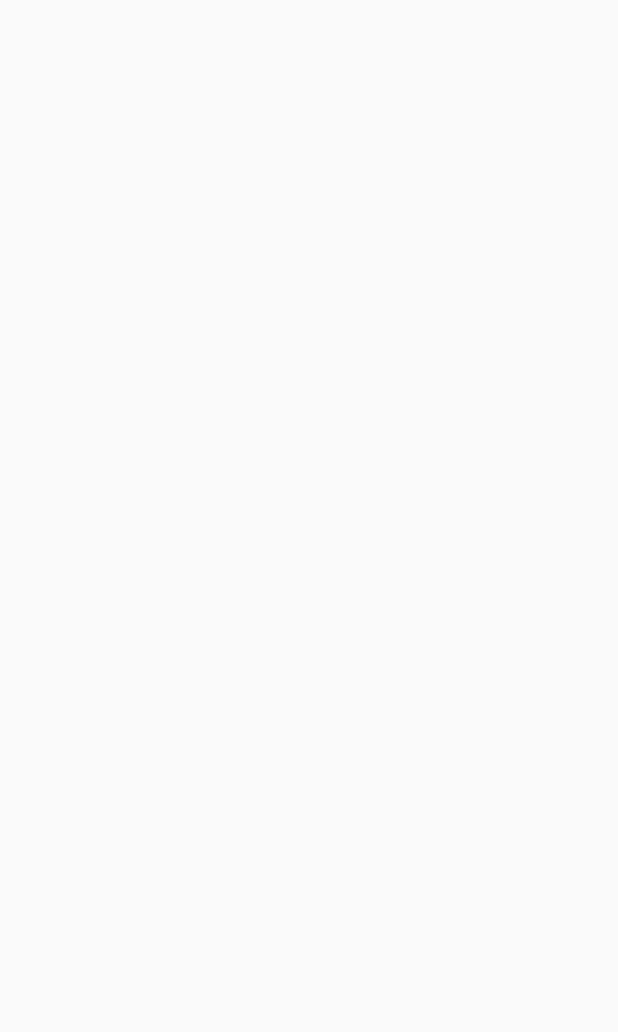
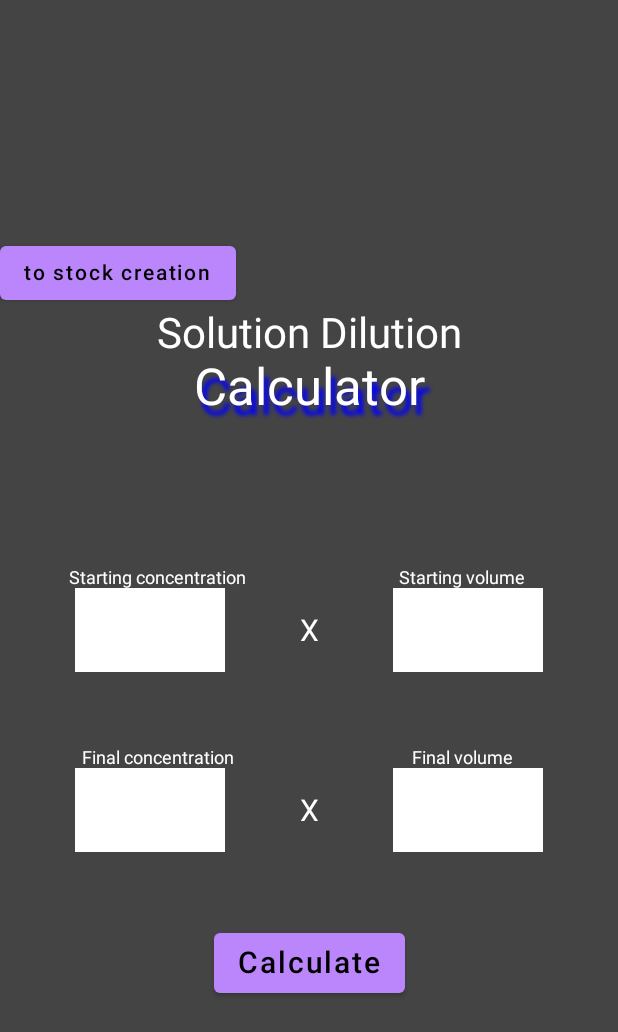
Before and after one commit to CH405-6URU/c1v1c2v2, an Android app built with Jetpack Compose: the screen it shows after launch (MainActivity), on a phone screen of 412 x 824 dp. Before the commit the part shown is empty. Shown: the top 1032 px of the screen. Run offline under Robolectric (Android 15) with nearby library versions, the phone set to English and light mode, and no system bars.

Commit message:
Version 2

```diff
--- a/app/build.gradle
+++ b/app/build.gradle
@@ -54,6 +54,8 @@ dependencies {
     implementation "androidx.compose.ui:ui:$compose_ui_version"
     implementation "androidx.compose.ui:ui-tooling-preview:$compose_ui_version"
     implementation 'androidx.compose.material:material:1.2.0'
+    implementation "androidx.navigation:navigation-compose:2.5.3"
+
     testImplementation 'junit:junit:4.13.2'
     androidTestImplementation 'androidx.test.ext:junit:1.1.5'
     androidTestImplementation 'androidx.test.espresso:espresso-core:3.5.1'
--- a/app/src/main/java/com/example/c1v1c2v2/DilutionScreen.kt
+++ b/app/src/main/java/com/example/c1v1c2v2/DilutionScreen.kt
@@ -6,6 +6,7 @@ import androidx.compose.foundation.layout.*
 import androidx.compose.foundation.shape.RoundedCornerShape
 import androidx.compose.foundation.text.KeyboardOptions
 import androidx.compose.material.Button
+import androidx.compose.material.ButtonDefaults
 import androidx.compose.material.Text
 import androidx.compose.material.TextField
 import androidx.compose.runtime.*
@@ -17,11 +18,15 @@ import androidx.compose.ui.graphics.Shadow
 import androidx.compose.ui.platform.LocalContext
 import androidx.compose.ui.text.TextStyle
 import androidx.compose.ui.text.input.KeyboardType
+import androidx.compose.ui.tooling.preview.Preview
 import androidx.compose.ui.unit.dp
 import androidx.compose.ui.unit.sp
+import androidx.navigation.NavController
+import androidx.navigation.compose.rememberNavController
+import com.example.c1v1c2v2.ui.theme.C1v1c2v2Theme
 
 @Composable
-fun ValueInputs() {
+fun ValueInputs(navController: NavController) {
     val context = LocalContext.current
     var concOne by remember {
         mutableStateOf("")
@@ -35,12 +40,16 @@ fun ValueInputs() {
     var volumeTwo by remember {
         mutableStateOf("")
     }
+
     Column(
         verticalArrangement = Arrangement.Center,
         modifier = Modifier
             .fillMaxSize()
             .background(Color.DarkGray)
     ) {
+        Button(onClick = { navController.navigate(Screens.Stock.route) }) {
+            Text(text = "to stock creation")
+        }
         Column(
             horizontalAlignment = Alignment.CenterHorizontally,
             verticalArrangement = Arrangement.Center,
@@ -58,12 +67,19 @@ fun ValueInputs() {
             )
         }
         // working on getting labels readable and even.
-        Row(horizontalArrangement = Arrangement.SpaceEvenly,
+        Row(
+            horizontalArrangement = Arrangement.SpaceEvenly,
             verticalAlignment = Alignment.CenterVertically,
-            modifier = Modifier.fillMaxWidth()){
+            modifier = Modifier.fillMaxWidth()
+        ) {
             Text(text = "Starting concentration", fontSize = 12.sp, color = Color.White)
             Spacer(modifier = Modifier.width(10.dp))
-            Text(text = "Starting volume", fontSize = 12.sp, color = Color.White, modifier = Modifier.padding(end = 15.dp))
+            Text(
+                text = "Starting volume",
+                fontSize = 12.sp,
+                color = Color.White,
+                modifier = Modifier.padding(end = 15.dp)
+            )
         }
         Row(
             horizontalArrangement = Arrangement.SpaceEvenly,
@@ -94,12 +110,19 @@ fun ValueInputs() {
         }
         Spacer(modifier = Modifier.height(50.dp))
 
-        Row(horizontalArrangement = Arrangement.SpaceEvenly,
+        Row(
+            horizontalArrangement = Arrangement.SpaceEvenly,
             verticalAlignment = Alignment.CenterVertically,
-            modifier = Modifier.fillMaxWidth()){
+            modifier = Modifier.fillMaxWidth()
+        ) {
             Text(text = "Final concentration", fontSize = 12.sp, color = Color.White)
             Spacer(modifier = Modifier.width(10.dp))
-            Text(text = "Final volume", fontSize = 12.sp, color = Color.White, modifier = Modifier.padding(end = 15.dp))
+            Text(
+                text = "Final volume",
+                fontSize = 12.sp,
+                color = Color.White,
+                modifier = Modifier.padding(end = 15.dp)
+            )
         }
 
         Row(
--- a/app/src/main/java/com/example/c1v1c2v2/MainActivity.kt
+++ b/app/src/main/java/com/example/c1v1c2v2/MainActivity.kt
@@ -29,6 +29,7 @@ import androidx.compose.ui.text.style.TextAlign
 import androidx.compose.ui.tooling.preview.Preview
 import androidx.compose.ui.unit.dp
 import androidx.compose.ui.unit.sp
+import androidx.navigation.compose.rememberNavController
 import com.example.c1v1c2v2.ui.theme.C1v1c2v2Theme
 
 class MainActivity : ComponentActivity() {
@@ -37,19 +38,10 @@ class MainActivity : ComponentActivity() {
         setContent {
             C1v1c2v2Theme(darkTheme = true) {
 
+                val navController = rememberNavController()
+                NavGraph(navController = navController)
 
             }
         }
     }
 }
-
-
-
-
-@Preview(showSystemUi = true)
-@Composable
-fun DefaultPreview() {
-    C1v1c2v2Theme {
-
-    }
-}
--- a/app/src/main/java/com/example/c1v1c2v2/NavGraph.kt
+++ b/app/src/main/java/com/example/c1v1c2v2/NavGraph.kt
@@ -1 +1,14 @@
 package com.example.c1v1c2v2
+
+import androidx.compose.runtime.Composable
+import androidx.navigation.NavHostController
+import androidx.navigation.compose.NavHost
+import androidx.navigation.compose.composable
+
+@Composable
+fun NavGraph(navController: NavHostController){
+    NavHost(navController = navController, startDestination = Screens.Dilution.route){
+        composable(route = Screens.Dilution.route){ ValueInputs(navController = navController)}
+        composable(route = Screens.Stock.route){ StockCreation(navController = navController)}
+    }
+}
--- a/app/src/main/java/com/example/c1v1c2v2/Screens.kt
+++ b/app/src/main/java/com/example/c1v1c2v2/Screens.kt
@@ -1,3 +1,6 @@
 package com.example.c1v1c2v2
 
-sealed class Screens
+sealed class Screens(val route: String){
+    object Dilution: Screens("dilution_screen")
+    object Stock: Screens("stock_screen")
+}
```
Also changed, not shown: app/src/main/java/com/example/c1v1c2v2/StockCreation.kt (+84 -0 lines).
